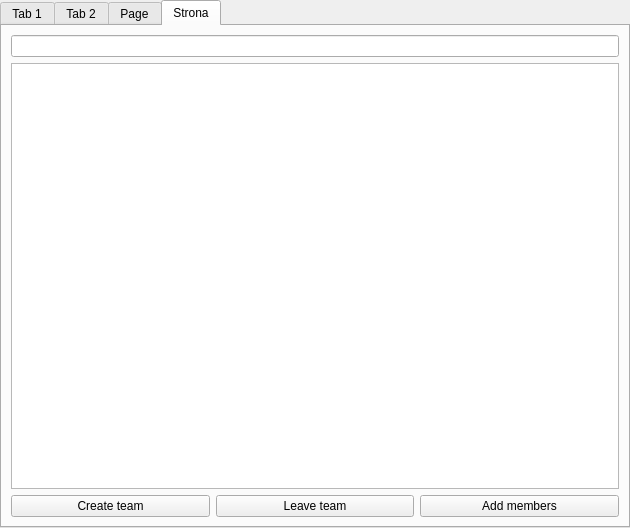
First picture: the form in maintasks.ui, repository xEska1337/To-Do-List, before the edit.
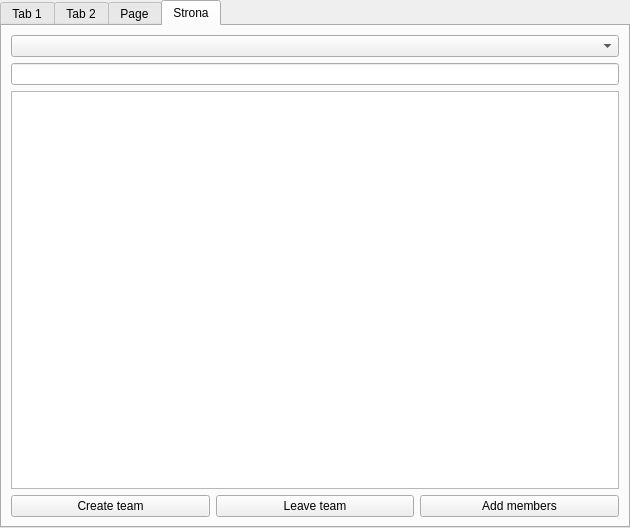
Second picture: the form after the edit. The open tabs and pages were chosen to show the change.

Commit message: adding teams and team options

```diff
--- a/maintasks.ui
+++ b/maintasks.ui
@@ -327,6 +327,9 @@
           <layout class="QGridLayout" name="gridLayout_8">
            <item row="0" column="0">
             <layout class="QVBoxLayout" name="verticalLayout_2">
+             <item>
+              <widget class="QComboBox" name="allTeamsComboBox"/>
+             </item>
              <item>
               <widget class="QLineEdit" name="teamNameDisplay">
                <property name="readOnly">
```
Left out of the diff: 2 changed lines with no effect on the pictures. The commit also changes 6 other files.
